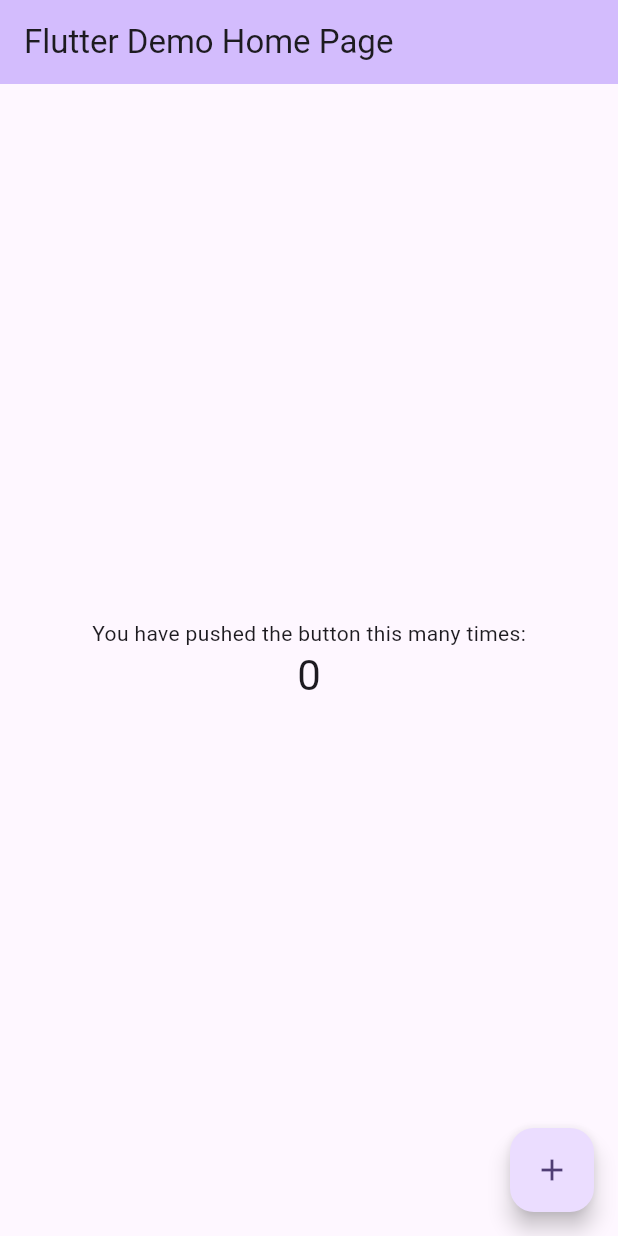
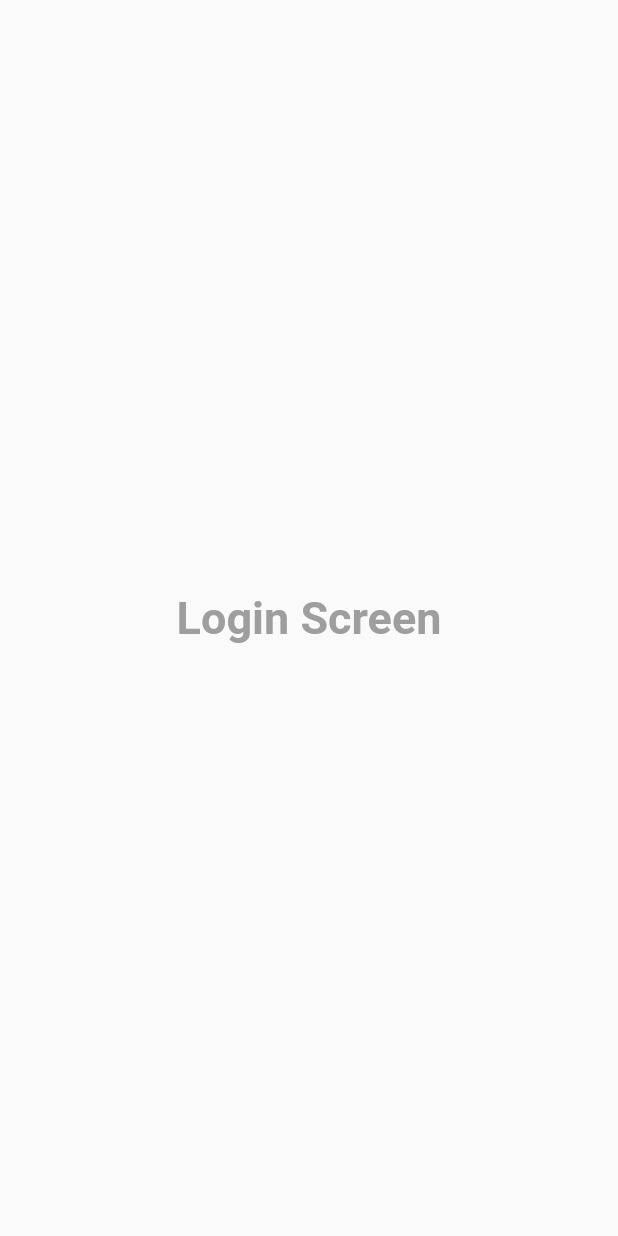
Before and after one commit to sxjal/ShoppingApp, a Flutter app: the screen it shows after launch, on a phone screen of 412 x 824 dp. Run offline on Flutter 3.47's test engine with Material 2 defaults, Android fonts, the phone set to English and light mode, and no system bars.

Commit message:
added initial screen

```diff
--- a/lib/main.dart
+++ b/lib/main.dart
@@ -1,125 +1,15 @@
 import 'package:flutter/material.dart';
+import 'package:shoppingapp/screens/loginscreen.dart';
 
 void main() {
-  runApp(const MyApp());
-}
-
-class MyApp extends StatelessWidget {
-  const MyApp({super.key});
-
-  // This widget is the root of your application.
-  @override
-  Widget build(BuildContext context) {
-    return MaterialApp(
-      title: 'Flutter Demo',
-      theme: ThemeData(
-        // This is the theme of your application.
-        //
-        // TRY THIS: Try running your application with "flutter run". You'll see
-        // the application has a blue toolbar. Then, without quitting the app,
-        // try changing the seedColor in the colorScheme below to Colors.green
-        // and then invoke "hot reload" (save your changes or press the "hot
-        // reload" button in a Flutter-supported IDE, or press "r" if you used
-        // the command line to start the app).
-        //
-        // Notice that the counter didn't reset back to zero; the application
-        // state is not lost during the reload. To reset the state, use hot
-        // restart instead.
-        //
-        // This works for code too, not just values: Most code changes can be
-        // tested with just a hot reload.
-        colorScheme: ColorScheme.fromSeed(seedColor: Colors.deepPurple),
-        useMaterial3: true,
-      ),
-      home: const MyHomePage(title: 'Flutter Demo Home Page'),
-    );
-  }
-}
-
-class MyHomePage extends StatefulWidget {
-  const MyHomePage({super.key, required this.title});
-
-  // This widget is the home page of your application. It is stateful, meaning
-  // that it has a State object (defined below) that contains fields that affect
-  // how it looks.
-
-  // This class is the configuration for the state. It holds the values (in this
-  // case the title) provided by the parent (in this case the App widget) and
-  // used by the build method of the State. Fields in a Widget subclass are
-  // always marked "final".
-
-  final String title;
-
-  @override
-  State<MyHomePage> createState() => _MyHomePageState();
-}
-
-class _MyHomePageState extends State<MyHomePage> {
-  int _counter = 0;
-
-  void _incrementCounter() {
-    setState(() {
-      // This call to setState tells the Flutter framework that something has
-      // changed in this State, which causes it to rerun the build method below
-      // so that the display can reflect the updated values. If we changed
-      // _counter without calling setState(), then the build method would not be
-      // called again, and so nothing would appear to happen.
-      _counter++;
-    });
-  }
-
-  @override
-  Widget build(BuildContext context) {
-    // This method is rerun every time setState is called, for instance as done
-    // by the _incrementCounter method above.
-    //
-    // The Flutter framework has been optimized to make rerunning build methods
-    // fast, so that you can just rebuild anything that needs updating rather
-    // than having to individually change instances of widgets.
-    return Scaffold(
-      appBar: AppBar(
-        // TRY THIS: Try changing the color here to a specific color (to
-        // Colors.amber, perhaps?) and trigger a hot reload to see the AppBar
-        // change color while the other colors stay the same.
-        backgroundColor: Theme.of(context).colorScheme.inversePrimary,
-        // Here we take the value from the MyHomePage object that was created by
-        // the App.build method, and use it to set our appbar title.
-        title: Text(widget.title),
-      ),
-      body: Center(
-        // Center is a layout widget. It takes a single child and positions it
-        // in the middle of the parent.
-        child: Column(
-          // Column is also a layout widget. It takes a list of children and
-          // arranges them vertically. By default, it sizes itself to fit its
-          // children horizontally, and tries to be as tall as its parent.
-          //
-          // Column has various properties to control how it sizes itself and
-          // how it positions its children. Here we use mainAxisAlignment to
-          // center the children vertically; the main axis here is the vertical
-          // axis because Columns are vertical (the cross axis would be
-          // horizontal).
-          //
-          // TRY THIS: Invoke "debug painting" (choose the "Toggle Debug Paint"
-          // action in the IDE, or press "p" in the console), to see the
-          // wireframe for each widget.
-          mainAxisAlignment: MainAxisAlignment.center,
-          children: <Widget>[
-            const Text(
-              'You have pushed the button this many times:',
-            ),
-            Text(
-              '$_counter',
-              style: Theme.of(context).textTheme.headlineMedium,
-            ),
-          ],
+  runApp(
+    const MaterialApp(
+      title: 'Flutter Tutorial',
+      home: Scaffold(
+        body: Scaffold(
+          body: LoginScreen(),
         ),
       ),
-      floatingActionButton: FloatingActionButton(
-        onPressed: _incrementCounter,
-        tooltip: 'Increment',
-        child: const Icon(Icons.add),
-      ), // This trailing comma makes auto-formatting nicer for build methods.
-    );
-  }
+    ),
+  );
 }
--- /dev/null
+++ b/lib/screens/loginscreen.dart
@@ -0,0 +1,21 @@
+import 'package:flutter/material.dart';
+
+class LoginScreen extends StatelessWidget {
+  const LoginScreen({Key? key}) : super(key: key);
+
+  @override
+  Widget build(context) {
+    return const Scaffold(
+      body: Center(
+        child: Text(
+          "Login Screen",
+          style: TextStyle(
+            fontSize: 30,
+            fontWeight: FontWeight.bold,
+            color: Colors.grey,
+          ),
+        ),
+      ),
+    );
+  }
+}
```
Also changed, not shown: assets/images/Loginscreenbg.png (added), 1 other file.
